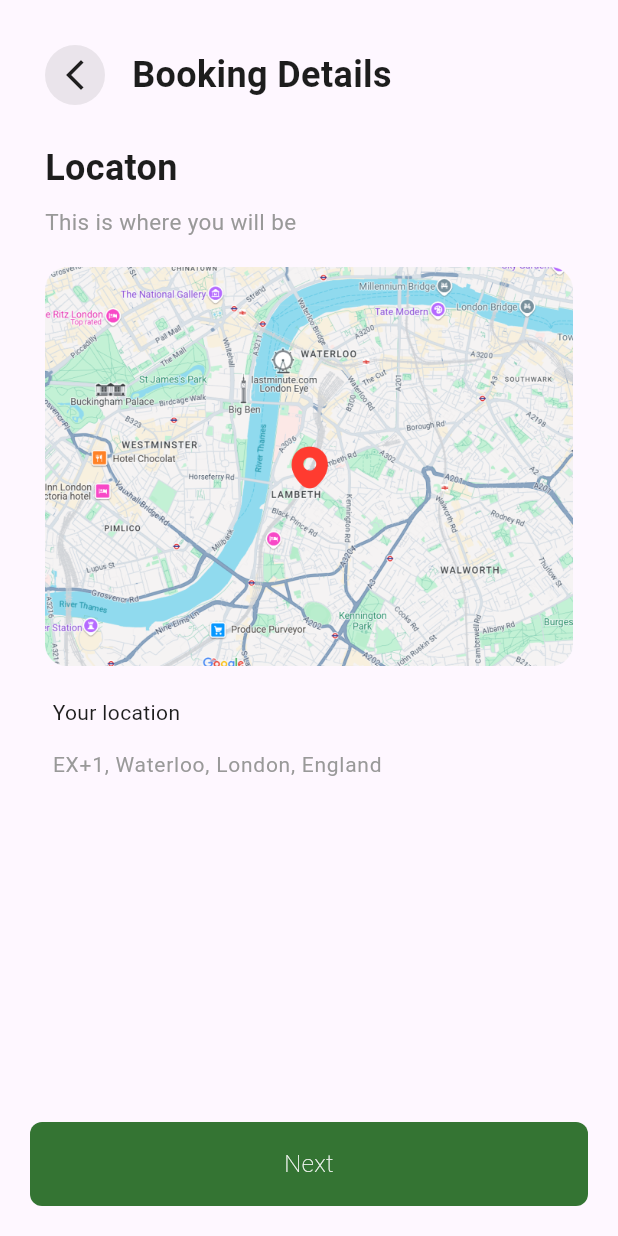
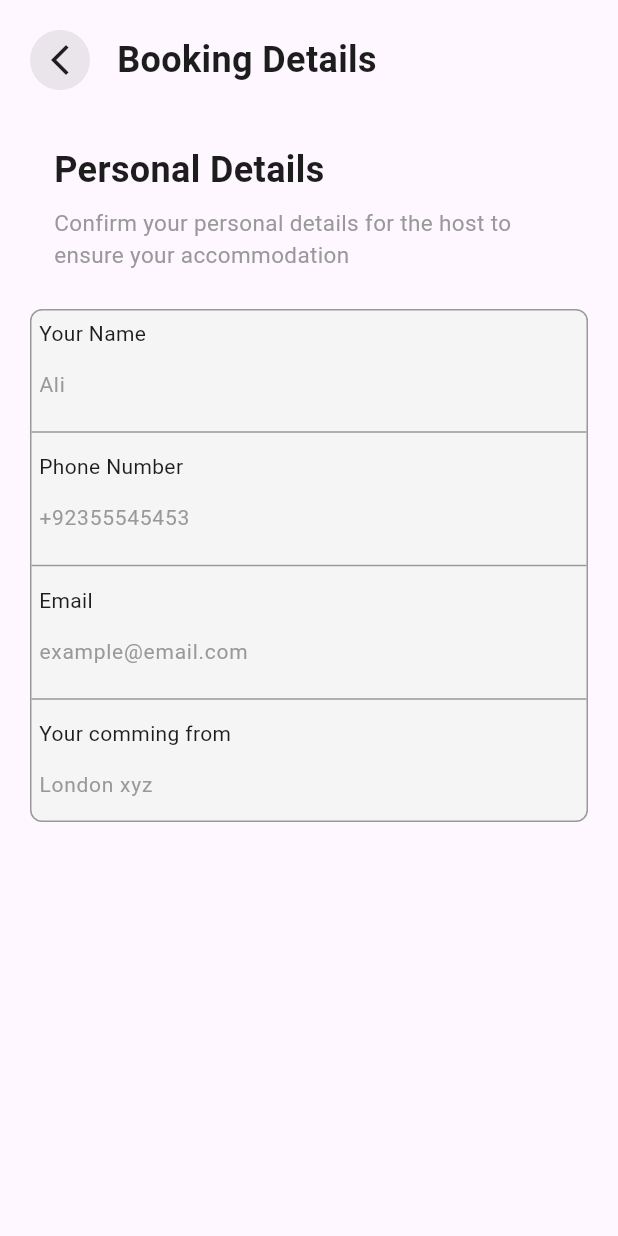
Before and after one commit to HajatAli777/UI-Basics, a Flutter app: the BookingDetailsMapScreen screen opened directly, after a tap on "Next", on a phone screen of 412 x 824 dp. Run offline on Flutter 3.47's test engine with Material 3 defaults, Android fonts, the phone set to English and light mode, and no system bars; our stand-ins replace flutter_rating_bar.

Commit message:
Refactor ToldText component for improved layout; add BookingDetailsPersonalDetails screen with form fields for user input.

```diff
--- a/lib/const/toldText.dart
+++ b/lib/const/toldText.dart
@@ -9,7 +9,9 @@ class ToldText extends StatelessWidget {
 
   @override
   Widget build(BuildContext context) {
-    return Column(
+    return Padding(
+      padding: const EdgeInsets.all(16.0),
+      child: Column(
         crossAxisAlignment: CrossAxisAlignment.start, // for better alignment
         children: [
           Text(
@@ -31,6 +33,7 @@ class ToldText extends StatelessWidget {
             ),
           ),
         ],
+      ),
     );
   }
 }
--- a/lib/views/booking_details_map_screen.dart
+++ b/lib/views/booking_details_map_screen.dart
@@ -2,6 +2,7 @@ import 'package:app/const/customAppbar.dart';
 import 'package:app/const/custom_textfield.dart';
 import 'package:app/const/primarybutton.dart';
 import 'package:app/const/toldText.dart';
+import 'package:app/views/booking_details_personal_details.dart';
 import 'package:flutter/material.dart';
 
 class BookingDetailsMapScreen extends StatefulWidget {
@@ -19,11 +20,13 @@ class _BookingDetailsMapScreenState extends State<BookingDetailsMapScreen> {
       bottomNavigationBar: Padding(
         padding: const EdgeInsets.all(20.0),
         child: PrimaryButton(buttontext: 'Next', onTap: (){
+          Navigator.push(context, MaterialPageRoute(builder: (c)=>BookingDetailsPersonalDetails()));
+
 
         }),
       ),
       body: SafeArea(child: Padding(
-        padding: const EdgeInsets.all(30.0),
+        padding: const EdgeInsets.all(20.0),
         child: SingleChildScrollView(
           child: Column(
             mainAxisAlignment: MainAxisAlignment.start,
--- /dev/null
+++ b/lib/views/booking_details_personal_details.dart
@@ -0,0 +1,89 @@
+import 'package:app/const/customAppbar.dart';
+import 'package:app/const/custom_textfield.dart';
+import 'package:app/const/toldText.dart';
+import 'package:app/utills/colors.dart';
+import 'package:flutter/material.dart';
+
+class BookingDetailsPersonalDetails extends StatefulWidget {
+  const BookingDetailsPersonalDetails({super.key});
+
+  @override
+  State<BookingDetailsPersonalDetails> createState() =>
+      _BookingDetailsPersonalDetailsState();
+}
+
+class _BookingDetailsPersonalDetailsState
+    extends State<BookingDetailsPersonalDetails> {
+  final nameController = TextEditingController();
+  final numberController = TextEditingController();
+  final emailController = TextEditingController();
+  final locationController = TextEditingController();
+  @override
+  Widget build(BuildContext context) {
+    return Scaffold(
+      body: SafeArea(
+        child: Padding(
+          padding: const EdgeInsets.all(20.0),
+          child: Column(
+            children: [
+              Customappbar(
+                onTap: () {
+                  Navigator.pop(context);
+                },
+                title: 'Booking Details',
+              ),
+              const SizedBox(height: 20),
+              ToldText(
+                title: 'Personal Details',
+                subTitle:
+                    'Confirm your personal details for the host to ensure your accommodation',
+              ),
+              const SizedBox(height: 10),
+              // CustomTextField(label: 'Your Name', hint: 'Ali', controller: nameController),
+              // CustomTextField(label: 'Phone Number', hint: '+92355545453', controller: numberController),
+              // CustomTextField(label: 'Email', hint: 'example@email.com', controller: emailController),
+              // CustomTextField(label: 'Your comming from', hint: 'London xyz', controller: nameController),
+              Container(
+                width: double.infinity,
+
+                decoration: BoxDecoration(
+                  color: AppColors.textFieldFillColor,
+                  borderRadius: BorderRadius.circular(8),
+                  border: Border.all(color: AppColors.subtitleTextColor),
+                ),
+                child: Column(
+                  crossAxisAlignment: CrossAxisAlignment.start,
+                  children: [
+                    CustomTextField(
+                      label: 'Your Name',
+                      hint: 'Ali',
+                      controller: nameController,
+                    ),
+                    Divider(color: AppColors.subtitleTextColor),
+                    CustomTextField(
+                      label: 'Phone Number',
+                      hint: '+92355545453',
+                      controller: numberController,
+                    ),
+                    Divider(color: AppColors.subtitleTextColor),
+                    CustomTextField(
+                      label: 'Email',
+                      hint: 'example@email.com',
+                      controller: emailController,
+                    ),
+                    Divider(color: AppColors.subtitleTextColor),
+                    CustomTextField(
+                      label: 'Your comming from',
+                      hint: 'London xyz',
+                      controller: nameController,
+                    ),
+                  ],
+                ),
+              ),
+            ],
+          ),
+        ),
+      ),
+    );
+  }
+}
```
Lines whose indentation alone changed are shown as unchanged.
